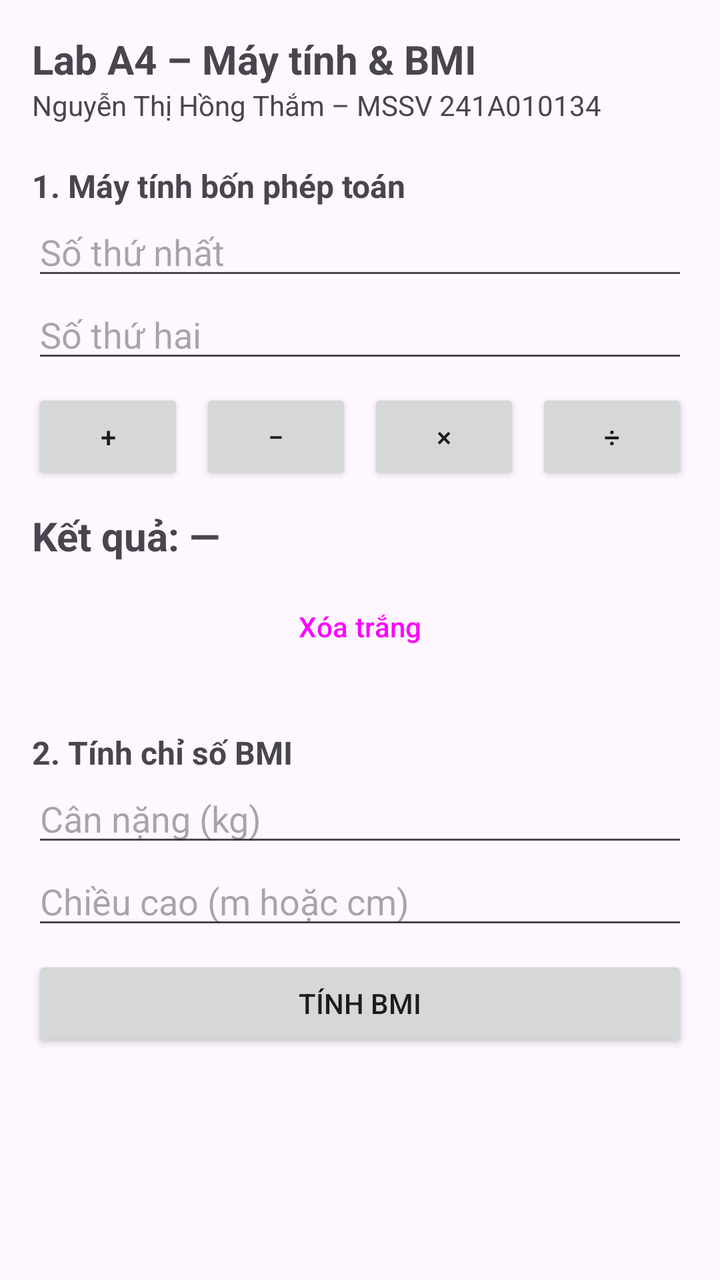
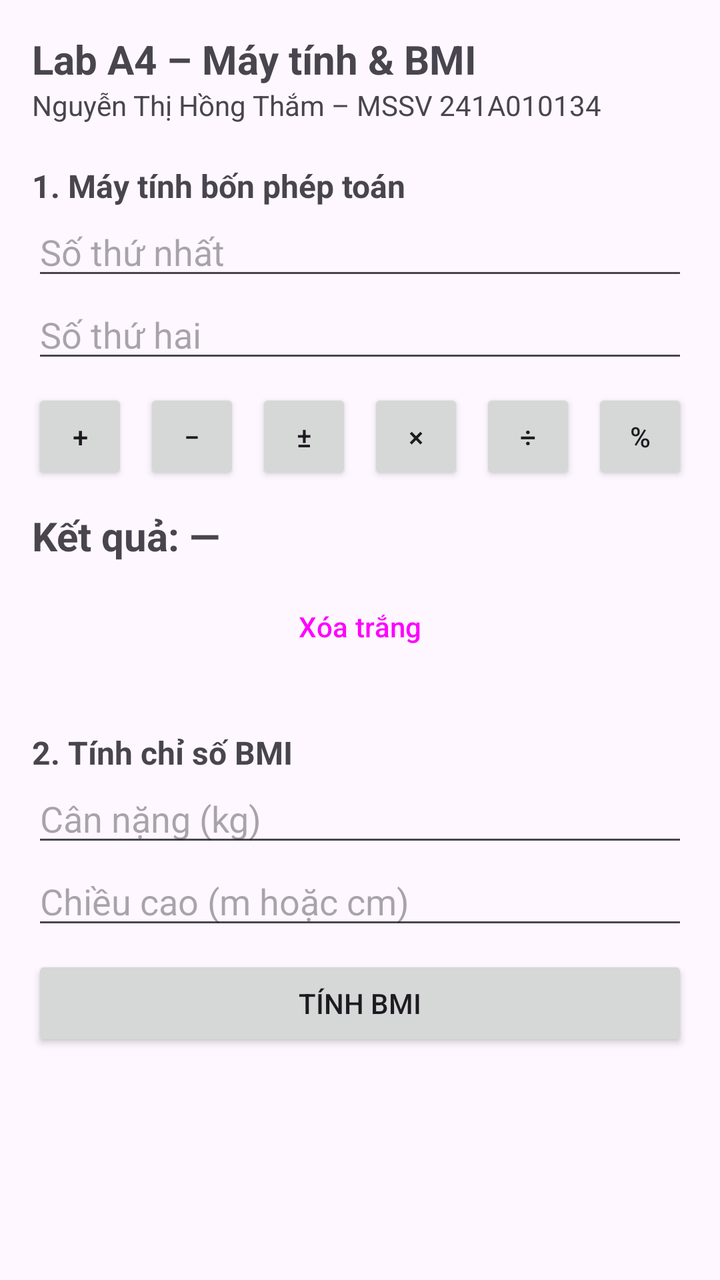

Before-and-after screenshots of an Android layout around one commit, followed by the original layout XML and the change that was made.
<!-- AndroidManifest.xml: application theme Theme.A4_241A010134 -->
<!-- res/layout/activity_main.xml -->
<?xml version="1.0" encoding="utf-8"?>
<ScrollView xmlns:android="http://schemas.android.com/apk/res/android"
    android:id="@+id/main"
    android:layout_width="match_parent"
    android:layout_height="match_parent">

    <LinearLayout
        android:layout_width="match_parent"
        android:layout_height="wrap_content"
        android:orientation="vertical"
        android:padding="16dp">

        <TextView
            android:layout_width="wrap_content"
            android:layout_height="wrap_content"
            android:text="@string/title"
            android:textSize="20sp"
            android:textStyle="bold" />

        <TextView
            android:layout_width="wrap_content"
            android:layout_height="wrap_content"
            android:text="@string/student"
            android:textSize="14sp" />

        
        <TextView
            android:layout_width="wrap_content"
            android:layout_height="wrap_content"
            android:layout_marginTop="20dp"
            android:text="@string/section_calc"
            android:textSize="16sp"
            android:textStyle="bold" />

        <EditText
            android:id="@+id/edtSoA"
            android:layout_width="match_parent"
            android:layout_height="wrap_content"
            android:hint="@string/hint_a"
            android:importantForAutofill="no"
            android:inputType="numberDecimal|numberSigned" />

        <EditText
            android:id="@+id/edtSoB"
            android:layout_width="match_parent"
            android:layout_height="wrap_content"
            android:hint="@string/hint_b"
            android:importantForAutofill="no"
            android:inputType="numberDecimal|numberSigned" />

        <LinearLayout
            android:layout_width="match_parent"
            android:layout_height="wrap_content"
            android:layout_marginTop="8dp"
            android:orientation="horizontal">

            <Button
                android:id="@+id/btnCong"
                android:layout_width="0dp"
                android:layout_height="wrap_content"
                android:layout_weight="1"
                android:text="@string/op_add" />

            <Button
                android:id="@+id/btnTru"
                android:layout_width="0dp"
                android:layout_height="wrap_content"
                android:layout_marginStart="8dp"
                android:layout_weight="1"
                android:text="@string/op_sub" />

            <Button
                android:id="@+id/btnNhan"
                android:layout_width="0dp"
                android:layout_height="wrap_content"
                android:layout_marginStart="8dp"
                android:layout_weight="1"
                android:text="@string/op_mul" />

            <Button
                android:id="@+id/btnChia"
                android:layout_width="0dp"
                android:layout_height="wrap_content"
                android:layout_marginStart="8dp"
                android:layout_weight="1"
                android:text="@string/op_div" />
        </LinearLayout>

        <TextView
            android:id="@+id/tvKetQua"
            android:layout_width="match_parent"
            android:layout_height="wrap_content"
            android:layout_marginTop="12dp"
            android:text="@string/result_placeholder"
            android:textSize="20sp"
            android:textStyle="bold" />

        <Button
            android:id="@+id/btnXoa"
            style="?attr/materialButtonOutlinedStyle"
            android:layout_width="match_parent"
            android:layout_height="wrap_content"
            android:layout_marginTop="8dp"
            android:text="@string/clear" />

        
        <TextView
            android:layout_width="wrap_content"
            android:layout_height="wrap_content"
            android:layout_marginTop="28dp"
            android:text="@string/section_bmi"
            android:textSize="16sp"
            android:textStyle="bold" />

        <EditText
            android:id="@+id/edtCanNang"
            android:layout_width="match_parent"
            android:layout_height="wrap_content"
            android:hint="@string/hint_weight"
            android:importantForAutofill="no"
            android:inputType="numberDecimal" />

        <EditText
            android:id="@+id/edtChieuCao"
            android:layout_width="match_parent"
            android:layout_height="wrap_content"
            android:hint="@string/hint_height"
            android:importantForAutofill="no"
            android:inputType="numberDecimal" />

        <Button
            android:id="@+id/btnTinhBmi"
            android:layout_width="match_parent"
            android:layout_height="wrap_content"
            android:layout_marginTop="8dp"
            android:text="@string/calc_bmi" />

        <TextView
            android:id="@+id/tvBmi"
            android:layout_width="match_parent"
            android:layout_height="wrap_content"
            android:layout_marginTop="12dp"
            android:textSize="20sp"
            android:textStyle="bold" />

        <TextView
            android:id="@+id/tvPhanLoai"
            android:layout_width="match_parent"
            android:layout_height="wrap_content"
            android:textSize="16sp" />
    </LinearLayout>
</ScrollView>
<!-- resources referenced by this layout -->
<resources>
  <string name="calc_bmi">Tính BMI</string>
  <string name="clear">Xóa trắng</string>
  <string name="hint_a">Số thứ nhất</string>
  <string name="hint_b">Số thứ hai</string>
  <string name="hint_height">Chiều cao (m hoặc cm)</string>
  <string name="hint_weight">Cân nặng (kg)</string>
  <string name="op_add">+</string>
  <string name="op_div">÷</string>
  <string name="op_mul">×</string>
  <string name="op_sub">−</string>
  <string name="result_placeholder">Kết quả: —</string>
  <string name="section_bmi">2. Tính chỉ số BMI</string>
  <string name="section_calc">1. Máy tính bốn phép toán</string>
  <string name="student">Nguyễn Thị Hồng Thắm – MSSV 241A010134</string>
  <string name="title">Lab A4 – Máy tính &amp; BMI</string>
  <style name="Theme.A4_241A010134" parent="Base.Theme.A4_241A010134" />
  <style name="Base.Theme.A4_241A010134" parent="Theme.Material3.DayNight.NoActionBar">
          
          
      </style>
</resources>

<!-- the commit's change to res/layout/activity_main.xml (unified diff, before → after) -->
@@ -36,6 +36,7 @@
             android:id="@+id/edtSoA"
             android:layout_width="match_parent"
             android:layout_height="wrap_content"
+            android:layout_weight="2"
             android:hint="@string/hint_a"
             android:importantForAutofill="no"
             android:inputType="numberDecimal|numberSigned" />
@@ -70,6 +71,14 @@
                 android:text="@string/op_sub" />
 
             <Button
+                android:id="@+id/btnDaoDau"
+                android:layout_width="0dp"
+                android:layout_height="wrap_content"
+                android:layout_marginStart="8dp"
+                android:layout_weight="1"
+                android:text="@string/op_dd" />
+
+            <Button
                 android:id="@+id/btnNhan"
                 android:layout_width="0dp"
                 android:layout_height="wrap_content"
@@ -84,6 +93,15 @@
                 android:layout_marginStart="8dp"
                 android:layout_weight="1"
                 android:text="@string/op_div" />
+
+            <Button
+                android:id="@+id/btnPhanTram"
+                android:layout_width="0dp"
+                android:layout_height="wrap_content"
+                android:layout_marginStart="8dp"
+                android:layout_weight="1"
+                android:text="@string/op_ptr" />
+
         </LinearLayout>
 
         <TextView
<!-- resource entries referenced after the edit -->
@@ -7,8 +7,10 @@
   <string name="hint_height">Chiều cao (m hoặc cm)</string>
   <string name="hint_weight">Cân nặng (kg)</string>
   <string name="op_add">+</string>
+  <string name="op_dd">±</string>
   <string name="op_div">÷</string>
   <string name="op_mul">×</string>
+  <string name="op_ptr">%</string>
   <string name="op_sub">−</string>
   <string name="result_placeholder">Kết quả: —</string>
   <string name="section_bmi">2. Tính chỉ số BMI</string>
